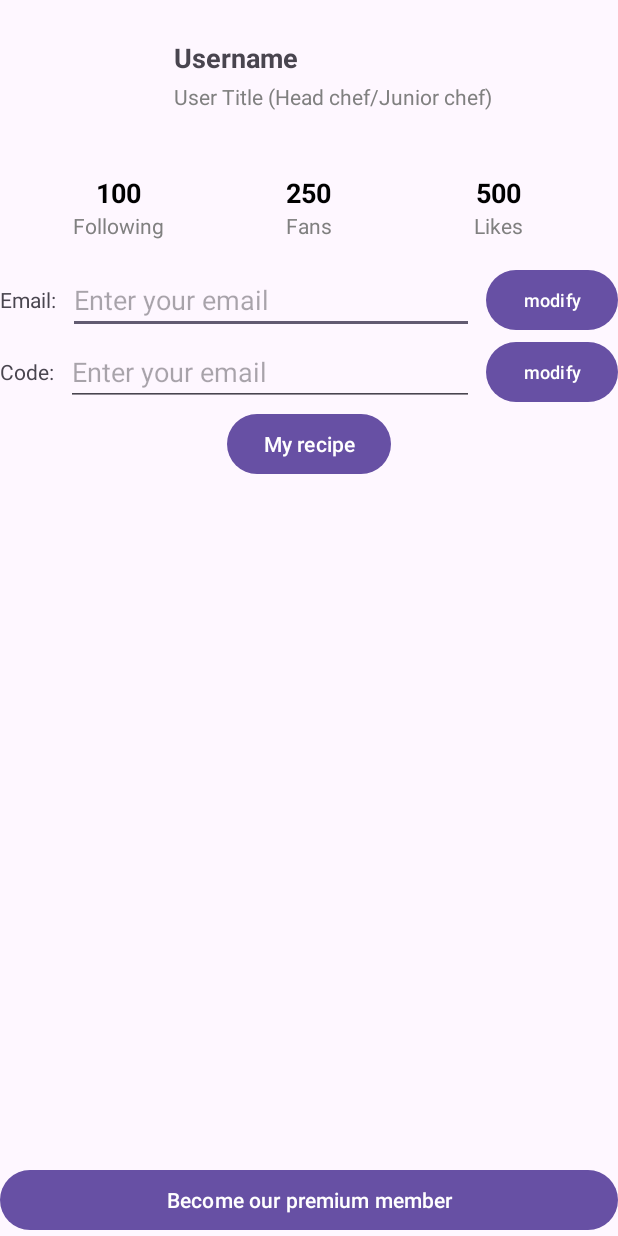
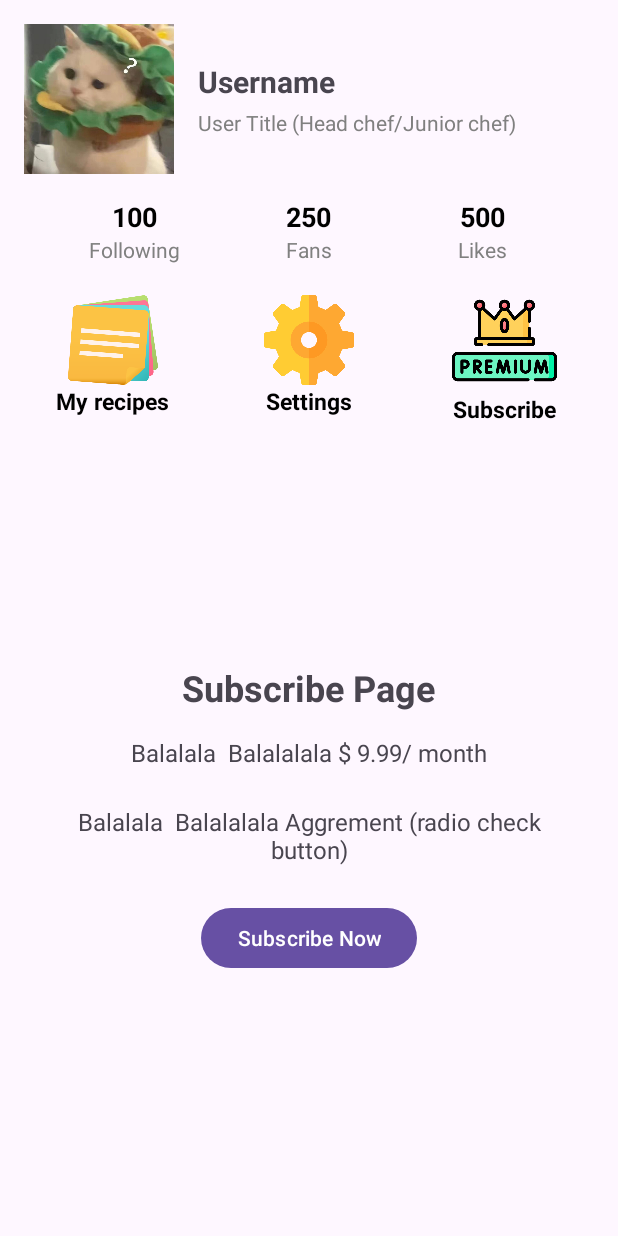
Before and after one commit to AidanMonk/LetsCook, an Android app: the UserProfile screen opened directly, with no data from a screen before it, on a phone screen of 412 x 824 dp. Run offline under Robolectric (Android 15) with nearby library versions, the phone set to English and light mode, and no system bars.

Commit message:
User profile page modify,add fragment

```diff
--- /dev/null
+++ b/app/src/main/java/com/example/letscook/SubscribeFragment.java
@@ -0,0 +1,32 @@
+package com.example.letscook;
+
+import android.os.Bundle;
+import androidx.annotation.NonNull;
+import androidx.annotation.Nullable;
+import androidx.fragment.app.Fragment;
+import android.view.LayoutInflater;
+import android.view.View;
+import android.view.ViewGroup;
+import android.widget.Button;
+import android.widget.Toast;
+
+import com.example.letscook.R;
+
+public class SubscribeFragment extends Fragment {
+
+    @Nullable
+    @Override
+    public View onCreateView(@NonNull LayoutInflater inflater, @Nullable ViewGroup container, @Nullable Bundle savedInstanceState) {
+
+
+        View view = inflater.inflate(R.layout.fragment_subscribe, container, false);
+
+
+        Button subscribeButton = view.findViewById(R.id.subscribeButton);
+        subscribeButton.setOnClickListener(v -> {
+            Toast.makeText(getContext(), "Please have your credit card on you side!", Toast.LENGTH_SHORT).show();
+        });
+
+        return view;
+    }
+}
--- a/app/src/main/java/com/example/letscook/UserProfile.java
+++ b/app/src/main/java/com/example/letscook/UserProfile.java
@@ -2,7 +2,6 @@ package com.example.letscook;
 
 import android.os.Bundle;
 
-import androidx.activity.EdgeToEdge;
 import androidx.appcompat.app.AppCompatActivity;
 import androidx.core.graphics.Insets;
 import androidx.core.view.ViewCompat;
@@ -13,12 +12,19 @@ public class UserProfile extends AppCompatActivity {
     @Override
     protected void onCreate(Bundle savedInstanceState) {
         super.onCreate(savedInstanceState);
-        EdgeToEdge.enable(this);
         setContentView(R.layout.activity_user_profile);
-        ViewCompat.setOnApplyWindowInsetsListener(findViewById(R.id.main), (v, insets) -> {
-            Insets systemBars = insets.getInsets(WindowInsetsCompat.Type.systemBars());
-            v.setPadding(systemBars.left, systemBars.top, systemBars.right, systemBars.bottom);
+
+
+        ViewCompat.setOnApplyWindowInsetsListener(findViewById(android.R.id.content), (v, insets) -> {
+            Insets systemBarsInsets = insets.getInsets(WindowInsetsCompat.Type.systemBars());
+            v.setPadding(0, systemBarsInsets.top, 0, systemBarsInsets.bottom);
             return insets;
         });
+
+
+        getSupportFragmentManager()
+                .beginTransaction()
+                .replace(R.id.userProfileFragmentContainer, new SubscribeFragment())
+                .commit();
     }
 }
--- a/app/src/main/res/layout/activity_user_profile.xml
+++ b/app/src/main/res/layout/activity_user_profile.xml
@@ -4,14 +4,14 @@
     xmlns:android="http://schemas.android.com/apk/res/android"
     xmlns:app="http://schemas.android.com/apk/res-auto"
     xmlns:tools="http://schemas.android.com/tools"
-    android:id="@+id/main"
     android:layout_width="match_parent"
     android:layout_height="match_parent"
     tools:context=".UserProfile"
     android:orientation="vertical"
-    android:padding="16dp">
+    android:padding="16dp"
+     >
 
-    <!--Return button gose here. But image button not working, and color too-->
+
 
     <LinearLayout
         android:layout_width="match_parent"
@@ -19,7 +19,7 @@
         android:orientation="horizontal"
         android:gravity="center_vertical">
 
-        <!-- User hsagdas basic info -->
+        <!-- User basic info -->
         <ImageView
             android:id="@+id/headPortrait"
             android:layout_width="100dp"
@@ -27,7 +27,8 @@
             android:contentDescription="User Avatar"
             android:scaleType="centerCrop"
             android:layout_marginEnd="16dp"
-            />
+            android:src="@drawable/avatar1" />
+
 
         <!-- Vertical layout for username and title -->
         <LinearLayout
@@ -42,7 +43,7 @@
                 android:layout_width="wrap_content"
                 android:layout_height="wrap_content"
                 android:text="Username"
-                android:textSize="18sp"
+                android:textSize="20sp"
                 android:textStyle="bold"
                 android:layout_marginBottom="4dp" />
 
@@ -149,98 +150,110 @@
 
 
 
+
+    <LinearLayout
+        android:layout_width="match_parent"
+        android:layout_height="match_parent"
+        android:orientation="vertical">
+
+        <!-- 导航栏 -->
         <LinearLayout
             android:layout_width="match_parent"
             android:layout_height="wrap_content"
             android:orientation="horizontal"
-        android:gravity="center_vertical"
+            android:gravity="center">
+
+            <!-- RECIPE -->
+            <LinearLayout
+                android:layout_width="0dp"
+                android:layout_height="wrap_content"
+                android:layout_weight="1"
+                android:orientation="vertical"
+                android:gravity="center"
+                android:layout_marginEnd="12dp"
                 >
 
-        <!-- Email Label -->
+                <ImageButton
+                    android:id="@+id/btnRecipe"
+                    android:layout_width="60dp"
+                    android:layout_height="60dp"
+                    android:src="@drawable/recipe"
+                    android:background="?android:attr/selectableItemBackgroundBorderless"
+                    android:contentDescription="My Recipes"
+                    android:scaleType="centerCrop" />
+
                 <TextView
                     android:layout_width="wrap_content"
                     android:layout_height="wrap_content"
-            android:text="Email:"
-            android:layout_marginEnd="8dp" />
+                    android:layout_gravity="center"
+                    android:text="My recipes"
+                    android:textSize="15sp"
+                    android:textColor="@color/black"
+                    android:textStyle="bold"/>
+            </LinearLayout>
 
-        <!-- Email Input Field -->
-        <EditText
-            android:id="@+id/email"
+            <!-- Setting -->
+            <LinearLayout
                 android:layout_width="0dp"
                 android:layout_height="wrap_content"
                 android:layout_weight="1"
-            android:layout_marginEnd="8dp"
-            android:hint="Enter your email" />
+                android:orientation="vertical"
+                android:gravity="center"
+                android:layout_marginEnd="12dp">
 
-        <!-- Change Password Button -->
-        <Button
-            android:id="@+id/changePasswordButton"
-            android:layout_width="wrap_content"
-            android:layout_height="wrap_content"
-            android:text="modify"
-            android:textSize="12sp"
-            android:padding="4dp"/>
-    </LinearLayout>
+                <ImageButton
+                    android:id="@+id/btnSettings"
+                    android:layout_width="60dp"
+                    android:layout_height="60dp"
+                    android:src="@drawable/settings"
+                    android:background="?android:attr/selectableItemBackgroundBorderless"
+                    android:contentDescription="Settings"
+                    android:scaleType="centerCrop" />
 
-    <LinearLayout
-        android:layout_width="match_parent"
-        android:layout_height="wrap_content"
-        android:orientation="horizontal"
-        android:gravity="center_vertical"
-        >
-
-        <!-- Email Label -->
                 <TextView
                     android:layout_width="wrap_content"
                     android:layout_height="wrap_content"
-            android:text="Code:"
-            android:layout_marginEnd="8dp" />
+                    android:layout_gravity="center"
+                    android:text="Settings"
+                    android:textSize="15sp"
+                    android:textColor="@color/black"
+                    android:textStyle="bold"/>
+            </LinearLayout>
 
-        <!-- Email Input Field -->
-        <EditText
-            android:id="@+id/userCode"
+            <!-- Subscribe -->
+            <LinearLayout
                 android:layout_width="0dp"
                 android:layout_height="wrap_content"
                 android:layout_weight="1"
-            android:layout_marginEnd="8dp"
-            android:hint="Enter your email" />
+                android:orientation="vertical"
+                android:gravity="center">
 
-        <!-- Change Password Button -->
-        <Button
-            android:id="@+id/changeCodeButton"
+                <ImageButton
+                    android:id="@+id/btnSubscribe"
+                    android:layout_width="70dp"
+                    android:layout_height="70dp"
+                    android:src="@drawable/premium"
+                    android:background="?android:attr/selectableItemBackgroundBorderless"
+                    android:contentDescription="Subscribe"
+                    android:scaleType="centerCrop" />
+
+                <TextView
                     android:layout_width="wrap_content"
                     android:layout_height="wrap_content"
-            android:text="modify"
-            android:textSize="12sp"
-            android:padding="4dp"/>
+                    android:layout_gravity="center"
+                    android:text="Subscribe"
+                    android:textSize="15sp"
+                    android:textColor="@color/black"
+                    android:textStyle="bold"/>
+            </LinearLayout>
+        </LinearLayout>
+
+        <!-- Fragment!!!!!!!!  -->
+        <FrameLayout
+            android:id="@+id/userProfileFragmentContainer"
+            android:layout_width="match_parent"
+            android:layout_height="match_parent" />
     </LinearLayout>
 
 
-
-    <Button
-        android:layout_width="wrap_content"
-        android:layout_height="wrap_content"
-        android:layout_gravity="center"
-        android:text="My recipe"/>
-
-    <androidx.recyclerview.widget.RecyclerView
-        android:id="@+id/UserpageRecipeRV"
-        android:layout_width="match_parent"
-        android:layout_height="wrap_content"/>
-
-
-    <RelativeLayout
-        xmlns:android="http://schemas.android.com/apk/res/android"
-        android:layout_width="match_parent"
-        android:layout_height="match_parent">
-
-
-        <Button
-            android:layout_width="match_parent"
-            android:layout_height="wrap_content"
-            android:layout_alignParentBottom="true"
-            android:text="Become our premium member"
-            />
-    </RelativeLayout>
-
 </LinearLayout>
--- /dev/null
+++ b/app/src/main/res/layout/fragment_subscribe.xml
@@ -0,0 +1,45 @@
+<LinearLayout
+    xmlns:android="http://schemas.android.com/apk/res/android"
+    android:layout_width="match_parent"
+    android:layout_height="match_parent"
+    android:orientation="vertical"
+    android:padding="16dp"
+    android:gravity="center">
+
+
+    <TextView
+        android:id="@+id/subscribeTitle"
+        android:layout_width="wrap_content"
+        android:layout_height="wrap_content"
+        android:text="Subscribe Page"
+        android:textSize="24sp"
+        android:textStyle="bold"
+        android:gravity="center"
+        android:layout_marginBottom="16dp" />
+
+
+    <TextView
+
+        android:layout_width="wrap_content"
+        android:layout_height="wrap_content"
+        android:text="Balalala  Balalalala $ 9.99/ month"
+        android:textSize="16sp"
+        android:gravity="center"
+        android:layout_marginBottom="24dp" />
+
+    <TextView
+
+        android:layout_width="wrap_content"
+        android:layout_height="wrap_content"
+        android:text="Balalala  Balalalala Aggrement (radio check button)"
+        android:textSize="16sp"
+        android:gravity="center"
+        android:layout_marginBottom="24dp" />
+
+
+    <Button
+        android:id="@+id/subscribeButton"
+        android:layout_width="wrap_content"
+        android:layout_height="wrap_content"
+        android:text="Subscribe Now" />
+</LinearLayout>
--- a/app/src/main/res/values/colors.xml
+++ b/app/src/main/res/values/colors.xml
@@ -5,4 +5,7 @@
     <color name="gray">#CE1919</color>
     <color name="red">#FF4444</color>
     <color name="blue">#237FC8</color>
+    <color name="orange">#E77D39</color>
+    <color name="pink">#FFCCCC</color>
+
 </resources>
```
Also changed, not shown: app/src/main/AndroidManifest.xml (+6 -3 lines), app/src/main/res/drawable/avatar1.jpg (added), app/src/main/res/drawable/premium.jpg (added), app/src/main/res/drawable/recipe.jpg (added), app/src/main/res/drawable/settings.jpg (added). Lines whose indentation alone changed are shown as unchanged.
